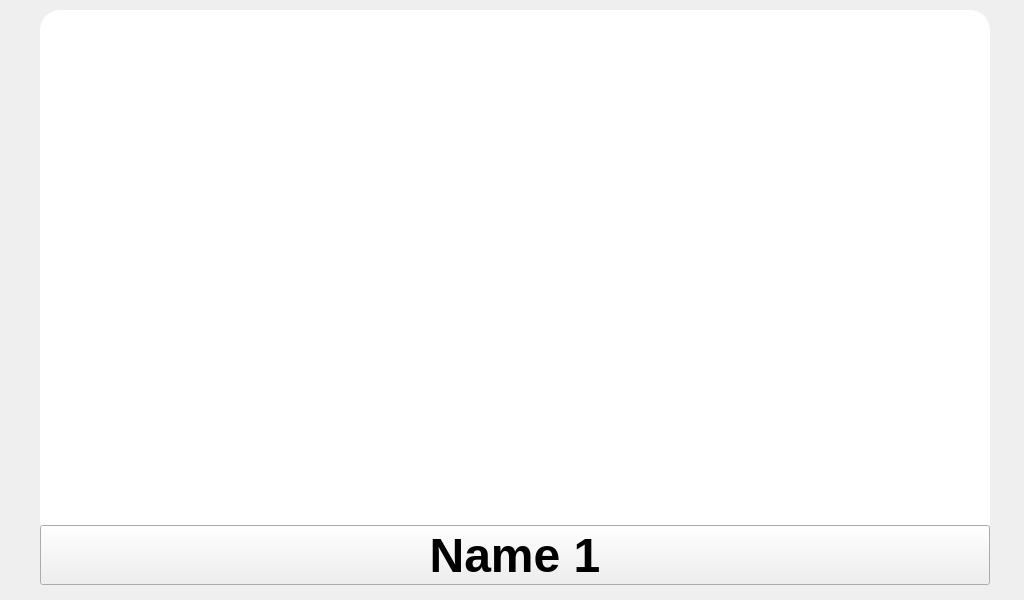
IsaacIngram/makeplus-livenation-ui, file control_screen.ui: the form before one commit.
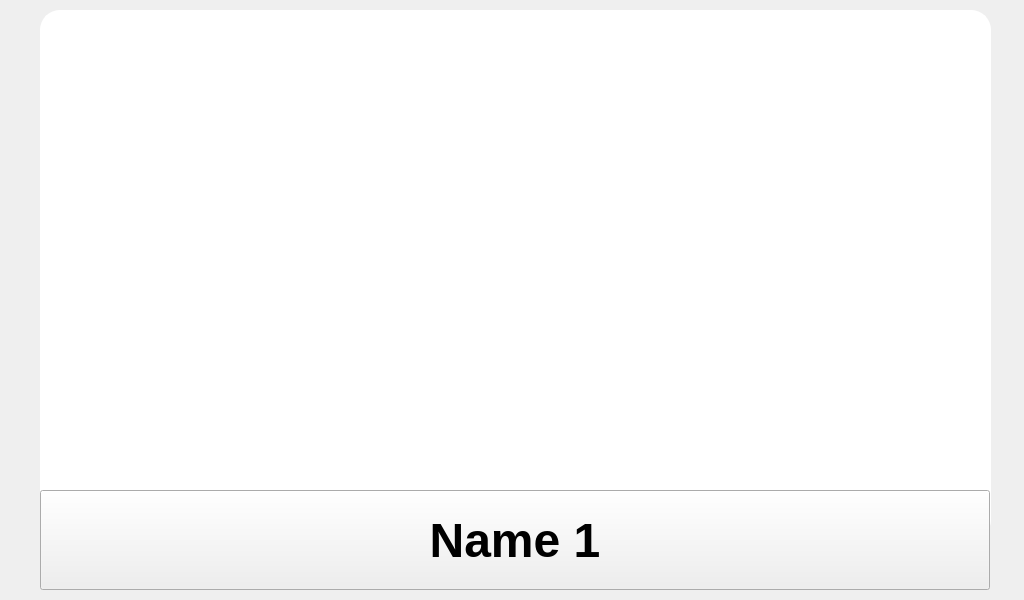
The form after the commit.

Commit message: Fix button size

Diff of the .ui file:
```diff
--- a/control_screen.ui
+++ b/control_screen.ui
@@ -18,19 +18,19 @@
     <rect>
      <x>40</x>
      <y>10</y>
-     <width>950</width>
+     <width>951</width>
      <height>530</height>
     </rect>
    </property>
    <property name="minimumSize">
     <size>
-     <width>950</width>
+     <width>951</width>
      <height>530</height>
     </size>
    </property>
    <property name="maximumSize">
     <size>
-     <width>950</width>
+     <width>951</width>
      <height>530</height>
     </size>
    </property>
@@ -54,9 +54,9 @@
    <property name="geometry">
     <rect>
      <x>40</x>
-     <y>520</y>
+     <y>490</y>
      <width>951</width>
-     <height>71</height>
+     <height>101</height>
     </rect>
    </property>
    <layout class="QHBoxLayout" name="tabBar">
@@ -71,13 +71,13 @@
       <property name="minimumSize">
        <size>
         <width>100</width>
-        <height>60</height>
+        <height>100</height>
        </size>
       </property>
       <property name="maximumSize">
        <size>
         <width>950</width>
-        <height>60</height>
+        <height>100</height>
        </size>
       </property>
       <property name="sizeIncrement">
```
The commit also changes 1 other file.
